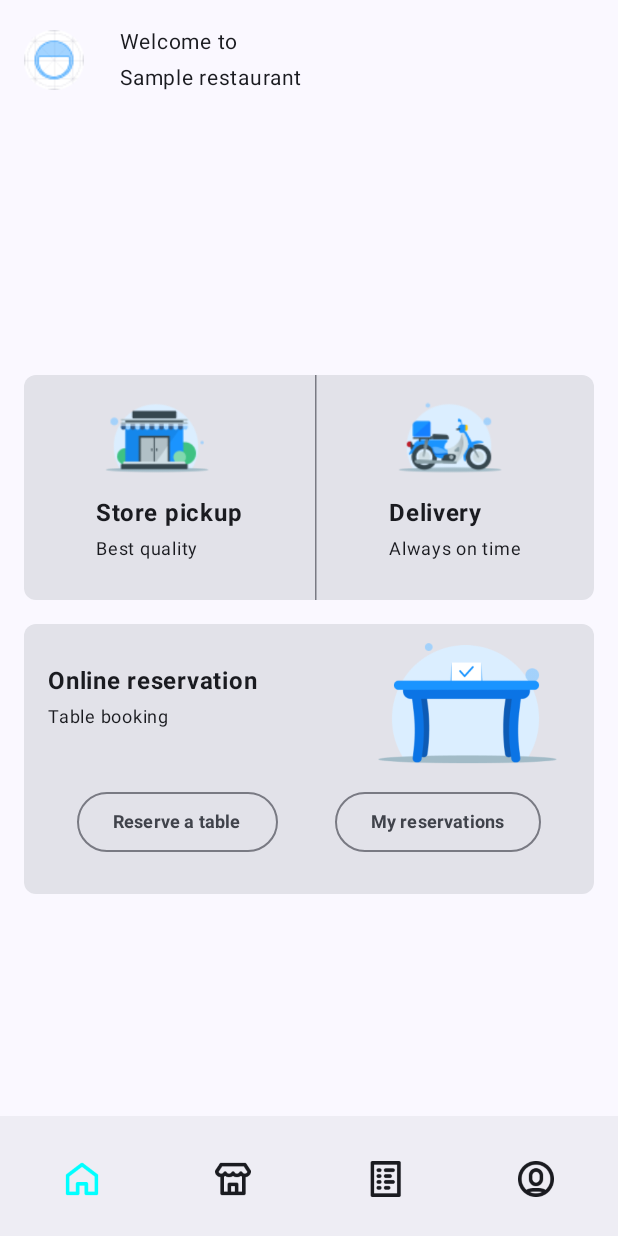
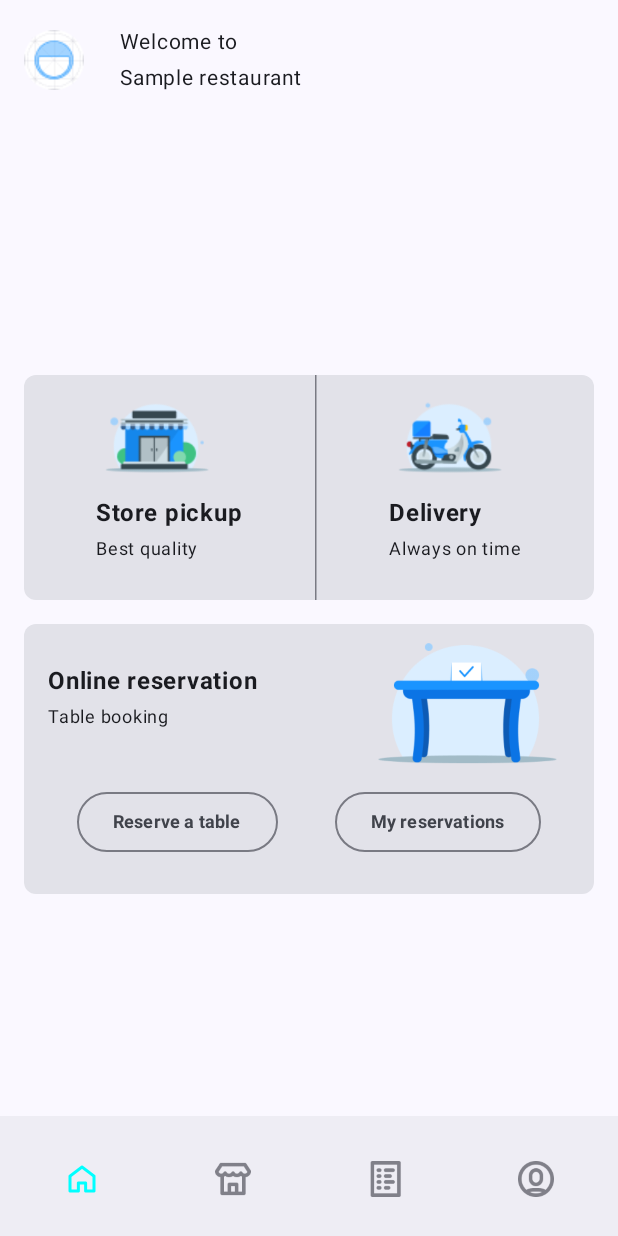
Before and after one commit to hatimenezari/TiniFood, an Android app built with Jetpack Compose: the screen it shows after launch (MainActivity), after a tap on "home icon", on a phone screen of 412 x 824 dp. Run offline under Robolectric (Android 15) with nearby library versions, the phone set to English and light mode, and no system bars; our stand-ins replace Dagger/Hilt's generated code, Room's generated code; pictures from the network do not load.

Commit message:
Setup compose navigation and implemented navigation between home and promotions campaign screens. (#7)
Also added logic to highlight the right BottomAppBar icons

```diff
--- a/app/presentation/build.gradle.kts
+++ b/app/presentation/build.gradle.kts
@@ -4,6 +4,8 @@ plugins {
     id("org.jetbrains.kotlin.plugin.compose")
     id("kotlin-kapt")
     id("com.google.dagger.hilt.android")
+    id("kotlin-parcelize")
+    kotlin("plugin.serialization") version "2.0.20"
 }
 
 composeCompiler {
@@ -74,6 +76,10 @@ dependencies {
     //viewmodel-compose
     implementation("androidx.lifecycle:lifecycle-viewmodel-compose:2.8.5")
     implementation("androidx.hilt:hilt-navigation-compose:1.2.0")
+
+    //navigation
+    implementation("androidx.navigation:navigation-compose:2.8.1")
+    implementation("org.jetbrains.kotlinx:kotlinx-serialization-json:1.7.1")
 }
 
 // Allow references to generated code
--- a/app/presentation/src/main/java/components/BottomAppBar.kt
+++ b/app/presentation/src/main/java/components/bottomappbar/BottomAppBar.kt
@@ -1,4 +1,4 @@
-package components
+package components.bottomappbar
 
 import androidx.compose.foundation.layout.Arrangement
 import androidx.compose.foundation.layout.Row
@@ -8,34 +8,50 @@ import androidx.compose.material3.BottomAppBar
 import androidx.compose.material3.Icon
 import androidx.compose.material3.IconButton
 import androidx.compose.runtime.Composable
+import androidx.compose.runtime.getValue
 import androidx.compose.ui.Modifier
 import androidx.compose.ui.graphics.Color
 import androidx.compose.ui.res.painterResource
 import androidx.compose.ui.res.stringResource
-import androidx.compose.ui.tooling.preview.Preview
 import androidx.compose.ui.unit.dp
+import androidx.hilt.navigation.compose.hiltViewModel
+import androidx.navigation.NavController
 import com.presentation.R
+import screens.Home
+import screens.PromotionsCampaign
 
 @Composable
-fun BottomAppBar(modifier: Modifier = Modifier) {
+fun BottomAppBar(
+    modifier: Modifier = Modifier,
+    navController: NavController,
+    viewmodel: BottomAppBarViewmodel = hiltViewModel()
+) {
+
+    val highlightedTab by viewmodel.highlightedTab
+
     BottomAppBar() {
         Row(
             modifier = modifier.fillMaxWidth(),
             horizontalArrangement = Arrangement.SpaceAround,
         ) {
-
-            IconButton(onClick = { /*TODO*/ }) {
+            IconButton(onClick = {
+                navController.navigate(Home).also { viewmodel.updateTab(HIGHLIGHTED_TAB.HOME) }
+            }) {
                 Icon(
                     painter = painterResource(id = R.drawable.home),
                     contentDescription = stringResource(R.string.cd_home_icon),
-                    tint = Color.Cyan,
+                    tint = if (highlightedTab == HIGHLIGHTED_TAB.HOME) Color.Cyan else Color.Unspecified,
                     modifier = modifier.size(24.dp)
                 )
             }
-            IconButton(onClick = { /*TODO*/ }) {
+            IconButton(onClick = {
+                navController.navigate(PromotionsCampaign)
+                    .also { viewmodel.updateTab(HIGHLIGHTED_TAB.PROMOTIONS) }
+            }) {
                 Icon(
-                    painter = painterResource(id = R.drawable.store),
+                    painter = painterResource(id = R.drawable.promotions),
                     contentDescription = stringResource(R.string.cd_store_icon),
+                    tint = if (highlightedTab == HIGHLIGHTED_TAB.PROMOTIONS) Color.Cyan else Color.Unspecified,
                     modifier = modifier.size(24.dp)
                 )
             }
@@ -43,6 +59,7 @@ fun BottomAppBar(modifier: Modifier = Modifier) {
                 Icon(
                     painter = painterResource(id = R.drawable.order),
                     contentDescription = stringResource(R.string.cd_order_icon),
+                    tint = if (highlightedTab == HIGHLIGHTED_TAB.ORDER) Color.Cyan else Color.Unspecified,
                     modifier = modifier.size(24.dp)
                 )
             }
@@ -50,6 +67,7 @@ fun BottomAppBar(modifier: Modifier = Modifier) {
                 Icon(
                     painter = painterResource(id = R.drawable.profile),
                     contentDescription = stringResource(R.string.cd_profile_icon),
+                    tint = if (highlightedTab == HIGHLIGHTED_TAB.PROFILE) Color.Cyan else Color.Unspecified,
                     modifier = modifier.size(24.dp)
                 )
             }
@@ -57,9 +75,3 @@ fun BottomAppBar(modifier: Modifier = Modifier) {
         }
     }
 }
-
-@Preview(showBackground = true)
-@Composable
-fun BottomAppBarPreview() {
-    BottomAppBar()
-}
--- /dev/null
+++ b/app/presentation/src/main/java/components/bottomappbar/BottomAppBarViewmodel.kt
@@ -0,0 +1,21 @@
+package components.bottomappbar
+
+import androidx.compose.runtime.State
+import androidx.compose.runtime.mutableStateOf
+import androidx.lifecycle.ViewModel
+import dagger.hilt.android.lifecycle.HiltViewModel
+import javax.inject.Inject
+
+enum class HIGHLIGHTED_TAB {
+    HOME, PROFILE, ORDER, PROMOTIONS
+}
+
+@HiltViewModel
+class BottomAppBarViewmodel @Inject constructor() : ViewModel() {
+    private val _highlightedTab = mutableStateOf(HIGHLIGHTED_TAB.HOME)
+    val highlightedTab: State<HIGHLIGHTED_TAB> get() = _highlightedTab
+
+    fun updateTab(tab: HIGHLIGHTED_TAB) {
+        _highlightedTab.value = tab
+    }
+}
--- a/app/presentation/src/main/java/screens/MainScreen.kt
+++ b/app/presentation/src/main/java/screens/MainScreen.kt
@@ -4,15 +4,27 @@ import androidx.compose.material3.Scaffold
 import androidx.compose.runtime.Composable
 import androidx.compose.ui.Modifier
 import androidx.compose.ui.tooling.preview.Preview
-import components.BottomAppBar
+import androidx.navigation.compose.NavHost
+import androidx.navigation.compose.composable
+import androidx.navigation.compose.rememberNavController
+import components.bottomappbar.BottomAppBar
+import kotlinx.serialization.Serializable
 import screens.home.Home
+import screens.promotionscampaign.Promotions
+
 
 @Composable
 fun MainScreen(modifier: Modifier = Modifier) {
+
+    val navController = rememberNavController()
+
     Scaffold(
-        bottomBar = { BottomAppBar() }
+        bottomBar = { BottomAppBar(modifier, navController) }
     ) { paddingValues ->
-        Home(modifier, paddingValues)
+        NavHost(navController = navController, startDestination = Home) {
+            composable<Home> { Home(modifier, paddingValues) }
+            composable<PromotionsCampaign> { Promotions(modifier, paddingValues) }
+        }
     }
 }
 
@@ -21,3 +33,11 @@ fun MainScreen(modifier: Modifier = Modifier) {
 fun MainScreenPreview() {
     MainScreen()
 }
+
+//navigation
+
+@Serializable
+object Home
+
+@Serializable
+object PromotionsCampaign
--- a/app/presentation/src/main/java/screens/promotionscampaign/Promotions.kt
+++ b/app/presentation/src/main/java/screens/promotionscampaign/Promotions.kt
@@ -23,6 +23,7 @@ fun Promotions(
     modifier: Modifier = Modifier,
     paddingValues: PaddingValues,
 ) {
+    //TODO GET VIA VIEWMODEL
     val promotions = listOf(
         Promotion(
             10,
@@ -62,7 +63,7 @@ fun Promotions(
         verticalArrangement = Arrangement.spacedBy(8.dp),
         modifier = modifier.padding(16.dp)
     ) {
-        Text(text = "Promotion campaign", fontWeight = FontWeight.Bold, fontSize = 16.sp)
+        Text(text = "Promotion campaign", fontWeight = FontWeight.Bold, fontSize = 24.sp)
         LazyVerticalGrid(
             columns = GridCells.Adaptive(156.dp),
             verticalArrangement = Arrangement.spacedBy(8.dp),
```
Also changed, not shown: app/presentation/src/main/res/drawable/home.png, app/presentation/src/main/res/drawable/promotions.png (renamed from app/presentation/src/main/res/drawable/store.png).
